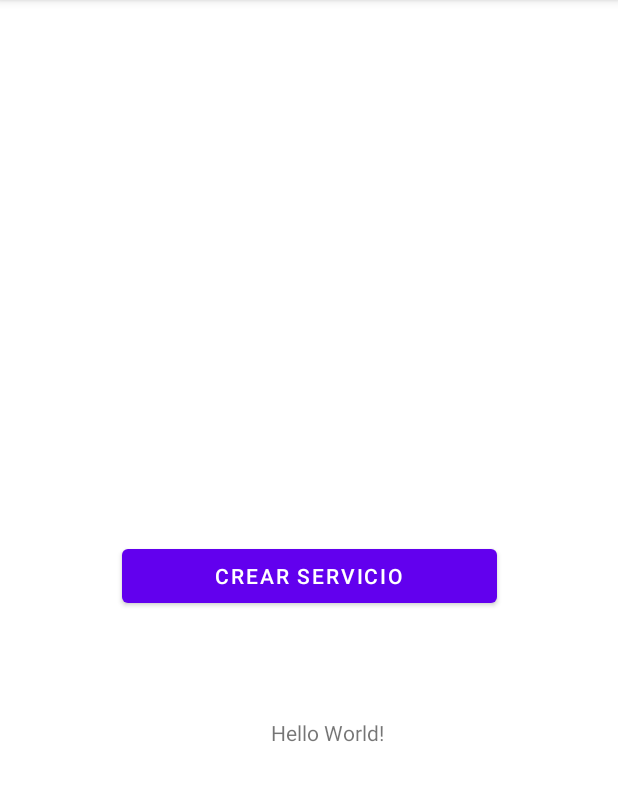
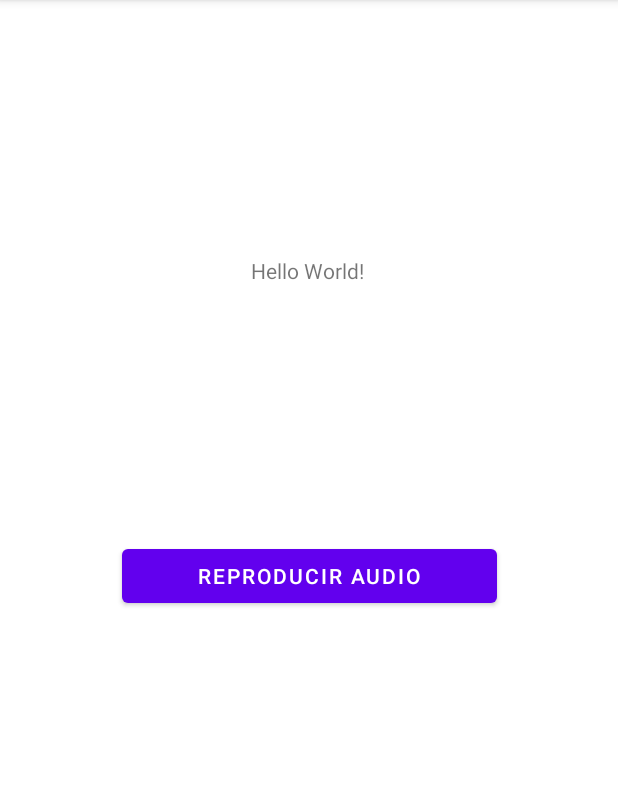
Before and after one commit to doly0911/bootcamp-android, an Android app: the screen it shows after launch (MainActivity), on a phone screen of 412 x 824 dp, the part 84-885 px from its top. Run offline under Robolectric (Android 15) with nearby library versions, the phone set to English and light mode, and no system bars; 2 statements that could not run were skipped.

Commit message:
Change bound service to play audio

```diff
--- a/lifeCycle/app/src/main/java/com/bootcamp/myapplication/MainActivity.kt
+++ b/lifeCycle/app/src/main/java/com/bootcamp/myapplication/MainActivity.kt
@@ -4,13 +4,12 @@ import android.content.ComponentName
 import android.content.Context
 import android.content.Intent
 import android.content.ServiceConnection
-import androidx.appcompat.app.AppCompatActivity
 import android.os.Bundle
 import android.os.IBinder
-import android.util.Log
-import android.view.View
 import android.widget.Button
 import android.widget.Toast
+import androidx.appcompat.app.AppCompatActivity
+
 
 class MainActivity : AppCompatActivity() {
     private lateinit var mService: MyService
@@ -20,7 +19,7 @@ class MainActivity : AppCompatActivity() {
     private val connection = object : ServiceConnection {
 
         override fun onServiceConnected(className: ComponentName, service: IBinder) {
-            // We've bound to LocalService, cast the IBinder and get LocalService instance
+            // We've bound to MyService, cast the IBinder and get MyService instance
             val binder = service as MyService.MyServiceBinder
             mService = binder.getService()
             mBound = true
@@ -34,27 +33,22 @@ class MainActivity : AppCompatActivity() {
     override fun onCreate(savedInstanceState: Bundle?) {
         super.onCreate(savedInstanceState)
         setContentView(R.layout.activity_main)
-        btn = findViewById(R.id.btn_crearServicio)
+        btn = findViewById(R.id.btn_play_audio)
         Toast.makeText(this, "onCreate", Toast.LENGTH_SHORT).show()
 
         btn.setOnClickListener {
             if (mBound) {
-                // Call a method from the LocalService.
-                // However, if this call were something that might hang, then this request should
-                // occur in a separate thread to avoid slowing down the activity performance.
-                val num: Int = mService.randomNumber
-                Toast.makeText(this, "number: $num", Toast.LENGTH_SHORT).show()
+                // Call a method from the MyService.
+               mService.playAudio()
             }
         }
     }
-
-
 
     override fun onStart() {
         super.onStart()
         Toast.makeText(this, "onStart", Toast.LENGTH_SHORT).show()
 
-        // Bind to LocalService
+        // Bind to MyService
         Intent(this, MyService::class.java).also { intent ->
             bindService(intent, connection, Context.BIND_AUTO_CREATE)
         }
--- a/lifeCycle/app/src/main/res/layout/activity_main.xml
+++ b/lifeCycle/app/src/main/res/layout/activity_main.xml
@@ -11,18 +11,17 @@
         android:layout_width="wrap_content"
         android:layout_height="wrap_content"
         android:text="Hello World!"
-        app:layout_constraintBottom_toBottomOf="parent"
-        app:layout_constraintHorizontal_bias="0.536"
+        app:layout_constraintBottom_toTopOf="@+id/btn_play_audio"
+        app:layout_constraintHorizontal_bias="0.498"
         app:layout_constraintLeft_toLeftOf="parent"
         app:layout_constraintRight_toRightOf="parent"
-        app:layout_constraintTop_toBottomOf="@+id/btn_crearServicio"
-        app:layout_constraintVertical_bias="0.208" />
+        app:layout_constraintTop_toTopOf="parent" />
 
     <Button
         android:layout_width="250dp"
         android:layout_height="48dp"
-        android:text="Crear Servicio"
-        android:id="@+id/btn_crearServicio"
+        android:text= "@string/play_audio"
+        android:id="@+id/btn_play_audio"
         app:layout_constraintBottom_toBottomOf="parent"
         app:layout_constraintEnd_toEndOf="parent"
         app:layout_constraintStart_toStartOf="parent"
--- a/lifeCycle/app/src/main/res/values/strings.xml
+++ b/lifeCycle/app/src/main/res/values/strings.xml
@@ -1,3 +1,6 @@
 <resources>
     <string name="app_name">My Application</string>
+    <!--Main Activity labels-->
+    <string name="play_audio">Reproducir Audio</string>
+    <string name="next_activity">Siguiente Actividad</string>
 </resources>
```
Also changed, not shown: lifeCycle/app/src/main/java/com/bootcamp/myapplication/MyService.kt (+16 -6 lines), 2 other files.
